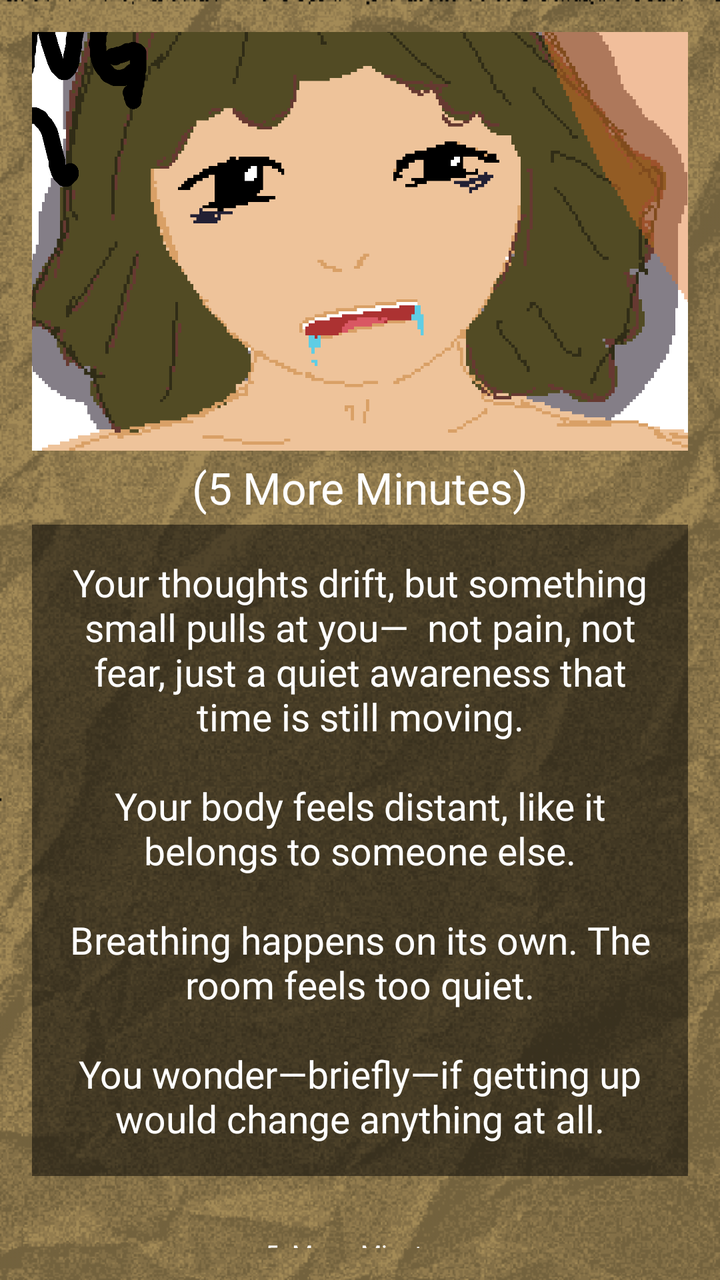
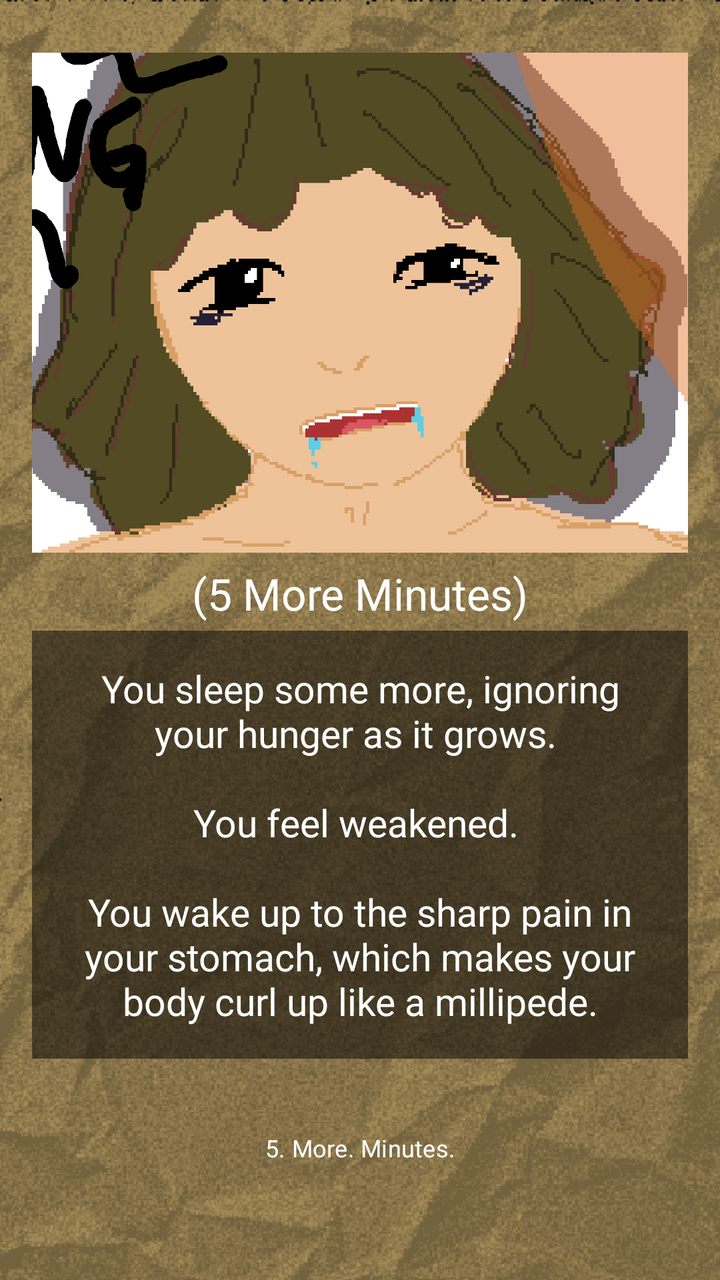

Before-and-after screenshots of an Android layout around one commit, followed by the original layout XML and the change that was made.
<!-- AndroidManifest.xml: application theme Theme.ChoiceQuest -->
<!-- res/layout/activity_page2_2_3.xml -->
<?xml version="1.0" encoding="utf-8"?>
<LinearLayout xmlns:android="http://schemas.android.com/apk/res/android"
    xmlns:app="http://schemas.android.com/apk/res-auto"
    xmlns:tools="http://schemas.android.com/tools"
    android:id="@+id/page2_2_3"
    android:layout_width="match_parent"
    android:layout_height="match_parent"
    android:background="@drawable/papertexture_"
    android:backgroundTint="#f8e7c2"
    android:backgroundTintMode="multiply"
    android:gravity="center"
    android:orientation="vertical"
    android:padding="16dp"
    tools:context=".Page2_2_3">

    <View
        android:layout_width="match_parent"
        android:layout_height="0dp"
        android:layout_weight="1"/>

    <ImageView
        android:id="@+id/imageView"
        android:layout_width="412dp"
        android:layout_height="250dp"
        android:src="@drawable/page2_2_3"/>

    <View
        android:id="@+id/dimOverlay"
        android:layout_width="410dp"
        android:layout_height="1300dp"
        android:background="#000000"
        android:alpha="0"
        android:visibility="gone"/>

    <View
        android:layout_width="match_parent"
        android:layout_height="1dp"
        android:layout_weight="0.1" />

    <TextView
        android:layout_width="match_parent"
        android:layout_height="37dp"
        android:gravity="center"
        android:fontFamily="@font/pixelspace"
        android:textSize="22sp"
        android:text="(5 More Minutes)"
        android:textColor="@color/white"/>

    <TextView
        android:layout_width="match_parent"
        android:layout_height="wrap_content"
        android:id="@+id/tv_page2_2_3"
        android:fontFamily="@font/pixelgame_font"
        android:gravity="center"
        android:padding="16dp"
        android:background="#80000000"
        android:text="Your thoughts drift, but something small pulls at you—
 not pain, not fear, just a quiet awareness that time is still moving.\n\nYour body feels distant, like it belongs to someone else.\n\nBreathing happens on its own. The room feels too quiet.\n\nYou wonder—briefly—if getting up would change anything at all."
        android:textColor="@color/white"
        android:textSize="19sp"
        android:layout_marginBottom="16dp"/>

    <View
        android:layout_width="match_parent"
        android:layout_height="1dp"
        android:layout_weight="0.5"/>

    <Button
        android:layout_width="410dp"
        android:layout_height="45dp"
        android:text="5. More. Minutes."
        android:background="@android:color/transparent"
        android:fontFamily="@font/quest_font"
        android:textSize="12sp"
        android:layout_marginBottom="16dp"
        android:onClick="page2_2_3_1"/>

    <View
        android:layout_width="match_parent"
        android:layout_height="1dp"
        android:layout_weight="1"/>

</LinearLayout>
<!-- resources referenced by this layout -->
<resources>
  <color name="white">#FFFFFF</color>
  <!-- drawable page2_2_3: png bitmap (drawable, 39171 bytes) -->
  <!-- drawable papertexture_: png bitmap (drawable, 156948 bytes) -->
  <style name="Theme.ChoiceQuest" parent="Base.Theme.ChoiceQuest" />
  <style name="Base.Theme.ChoiceQuest" parent="Theme.Material3.DayNight.NoActionBar">
          
          
      </style>
</resources>

<!-- the commit's change to res/layout/activity_page2_2_3.xml (unified diff, before → after) -->
@@ -54,8 +54,9 @@
         android:gravity="center"
         android:padding="16dp"
         android:background="#80000000"
-        android:text="Your thoughts drift, but something small pulls at you—
- not pain, not fear, just a quiet awareness that time is still moving.\n\nYour body feels distant, like it belongs to someone else.\n\nBreathing happens on its own. The room feels too quiet.\n\nYou wonder—briefly—if getting up would change anything at all."
+        android:text="You sleep some more, ignoring your hunger as it grows.
+\n\nYou feel weakened.
+\n\nYou wake up to the sharp pain in your stomach, which makes your body curl up like a millipede."
         android:textColor="@color/white"
         android:textSize="19sp"
         android:layout_marginBottom="16dp"/>
